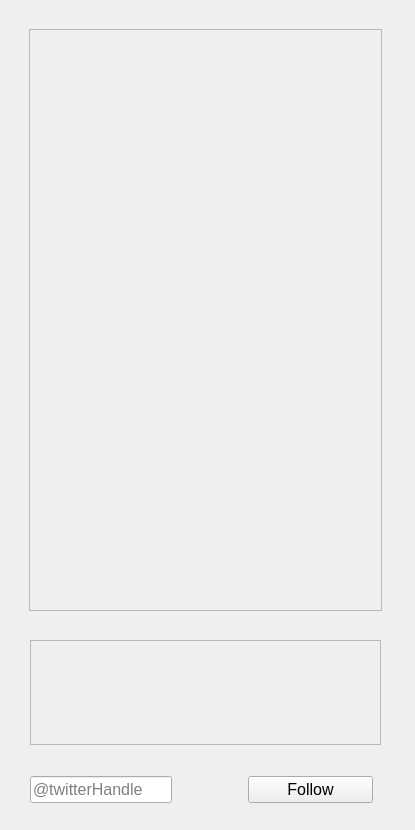
mattlam88/memes-to-dremes, file resources/ui/tweet_stream.ui: the form before one commit.
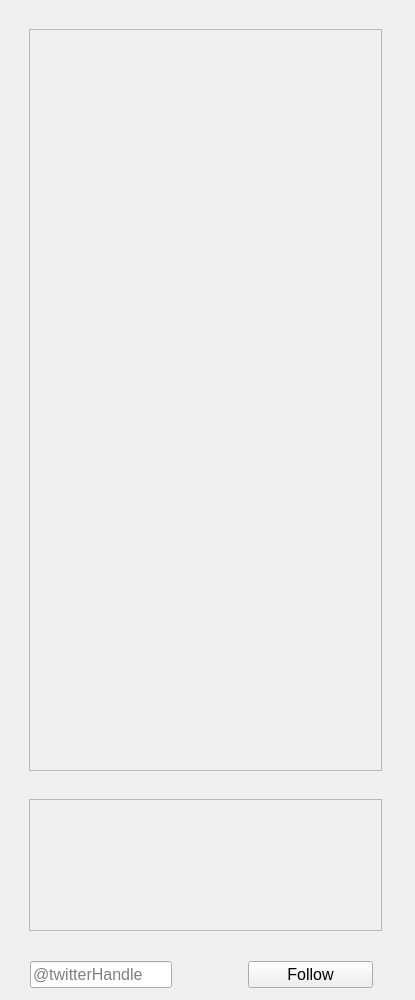
The form after the commit.

What changed in the file:
```diff
--- a/resources/ui/tweet_stream.ui
+++ b/resources/ui/tweet_stream.ui
@@ -7,11 +7,11 @@
     <x>0</x>
     <y>0</y>
     <width>415</width>
-    <height>830</height>
+    <height>1000</height>
    </rect>
   </property>
   <property name="sizePolicy">
-   <sizepolicy hsizetype="Preferred" vsizetype="Preferred">
+   <sizepolicy hsizetype="Preferred" vsizetype="Expanding">
     <horstretch>0</horstretch>
     <verstretch>0</verstretch>
    </sizepolicy>
@@ -19,13 +19,13 @@
   <property name="minimumSize">
    <size>
     <width>415</width>
-    <height>830</height>
+    <height>1000</height>
    </size>
   </property>
   <property name="maximumSize">
    <size>
-    <width>415</width>
-    <height>830</height>
+    <width>16777215</width>
+    <height>16777215</height>
    </size>
   </property>
   <property name="windowTitle">
@@ -40,7 +40,7 @@
      <x>10</x>
      <y>10</y>
      <width>391</width>
-     <height>815</height>
+     <height>1000</height>
     </rect>
    </property>
    <layout class="QVBoxLayout" name="mainLayout">
@@ -79,7 +79,7 @@
       <property name="maximumSize">
        <size>
         <width>16777215</width>
-        <height>600</height>
+        <height>16777215</height>
        </size>
       </property>
       <layout class="QVBoxLayout" name="verticalLayout_3">
@@ -100,7 +100,7 @@
             <x>0</x>
             <y>0</y>
             <width>351</width>
-            <height>580</height>
+            <height>740</height>
            </rect>
           </property>
          </widget>
@@ -120,37 +120,16 @@
       <property name="minimumSize">
        <size>
         <width>0</width>
-        <height>125</height>
+        <height>150</height>
        </size>
       </property>
       <property name="maximumSize">
        <size>
         <width>16777215</width>
-        <height>125</height>
+        <height>150</height>
        </size>
       </property>
-      <property name="baseSize">
-       <size>
-        <width>0</width>
-        <height>0</height>
-       </size>
-      </property>
-      <layout class="QVBoxLayout" name="verticalLayout">
-       <property name="spacing">
-        <number>10</number>
-       </property>
-       <property name="leftMargin">
-        <number>10</number>
-       </property>
-       <property name="topMargin">
-        <number>10</number>
-       </property>
-       <property name="rightMargin">
-        <number>10</number>
-       </property>
-       <property name="bottomMargin">
-        <number>10</number>
-       </property>
+      <layout class="QVBoxLayout" name="verticalLayout_4">
        <item>
         <widget class="QScrollArea" name="followingInfluencersScrollArea">
          <property name="sizePolicy">
@@ -159,18 +138,6 @@
            <verstretch>0</verstretch>
           </sizepolicy>
          </property>
-         <property name="minimumSize">
-          <size>
-           <width>0</width>
-           <height>0</height>
-          </size>
-         </property>
-         <property name="maximumSize">
-          <size>
-           <width>16777215</width>
-           <height>16777215</height>
-          </size>
-         </property>
          <property name="widgetResizable">
           <bool>true</bool>
          </property>
@@ -179,8 +146,8 @@
            <rect>
             <x>0</x>
             <y>0</y>
-            <width>349</width>
-            <height>103</height>
+            <width>351</width>
+            <height>130</height>
            </rect>
           </property>
           <layout class="QVBoxLayout" name="verticalLayout_2"/>
```
Left out of the diff: 1 changed line with no effect on the pictures.
